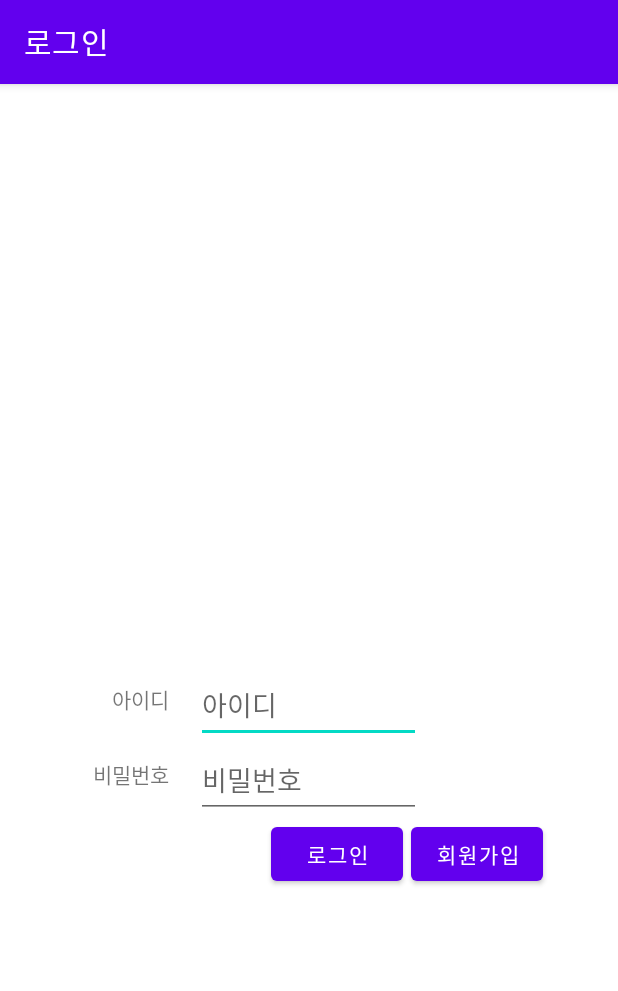
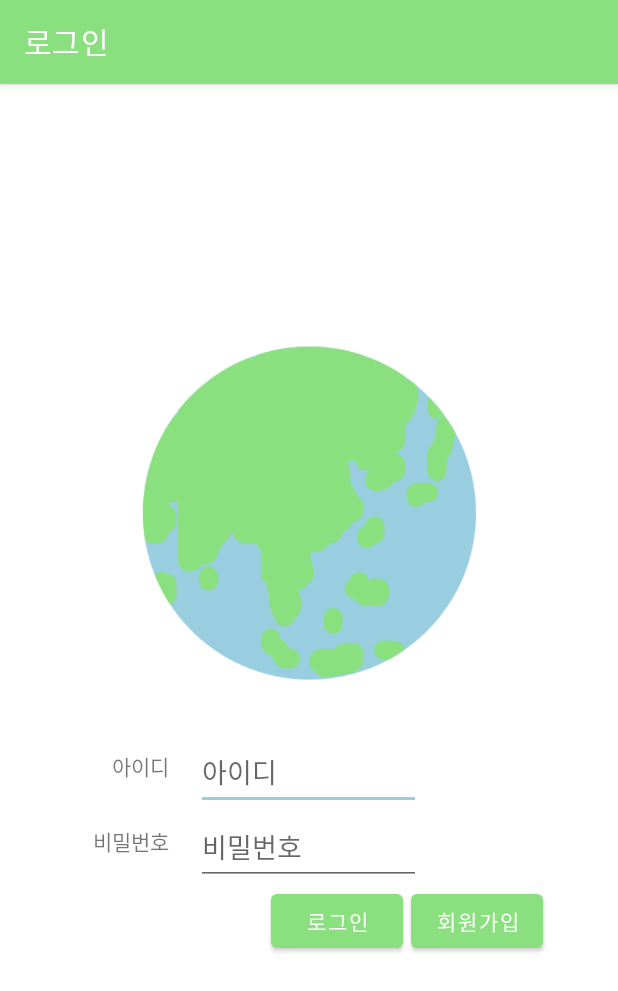
Before and after one commit to ParkJong-Hun/GoogleMap-Upload-Memory, an Android app: the screen it shows after launch (LoginActivity), after a tap on "로그인", on a phone screen of 412 x 824 dp. Shown: the top 991 px of the screen. Run offline under Robolectric (Android 15) with nearby library versions, the phone set to English and light mode, and no system bars.

Commit message:
2021/05/16 13:57

```diff
--- a/app/src/main/java/pjh/mjc/project_gimal_2017081066/LoginActivity.java
+++ b/app/src/main/java/pjh/mjc/project_gimal_2017081066/LoginActivity.java
@@ -2,9 +2,11 @@ package pjh.mjc.project_gimal_2017081066;
 
 import androidx.appcompat.app.AppCompatActivity;
 
+import android.content.Context;
 import android.content.Intent;
 import android.os.Bundle;
 import android.view.View;
+import android.view.inputmethod.InputMethodManager;
 import android.widget.Button;
 import android.widget.EditText;
 import android.widget.Toast;
@@ -34,7 +36,7 @@ public class LoginActivity extends AppCompatActivity {
                     Intent intent = new Intent(LoginActivity.this, MapActivity.class);
                     startActivity(intent);
                 } else {
-                    Toast.makeText(getApplicationContext(), "로그인 정보가 일치하지 않습니다." + id.getText().toString() + password.getText().toString(), Toast.LENGTH_SHORT).show();
+                    Toast.makeText(getApplicationContext(), "로그인 정보가 일치하지 않습니다.", Toast.LENGTH_SHORT).show();
                 }
             }
         });
@@ -58,7 +60,7 @@ public class LoginActivity extends AppCompatActivity {
             password.setText(pwOutput);
             Toast.makeText(getApplicationContext(), "회원가입이 성공적으로 완료되었습니다.", Toast.LENGTH_SHORT).show();
         } else if (resultCode == 0){
-            Toast.makeText(getApplicationContext(), "회원가입이 실패했습니다." + resultCode, Toast.LENGTH_SHORT).show();
+            Toast.makeText(getApplicationContext(), "회원가입이 실패했습니다.", Toast.LENGTH_SHORT).show();
         }
     }
 
--- a/app/src/main/java/pjh/mjc/project_gimal_2017081066/UserCreateActivity.java
+++ b/app/src/main/java/pjh/mjc/project_gimal_2017081066/UserCreateActivity.java
@@ -20,6 +20,7 @@ public class UserCreateActivity extends AppCompatActivity {
     EditText id, password;
     Button cancel, submit;
 
+
     @Override
     protected void onCreate(Bundle savedInstanceState) {
         super.onCreate(savedInstanceState);
@@ -31,9 +32,6 @@ public class UserCreateActivity extends AppCompatActivity {
 
         //아이디 입력창에 자동으로 포커스
         id.requestFocus();
-        //키보드 입력 자동 키기
-        InputMethodManager imm = (InputMethodManager) getSystemService(Context.INPUT_METHOD_SERVICE);
-        imm.toggleSoftInput(InputMethodManager.SHOW_FORCED, InputMethodManager.HIDE_IMPLICIT_ONLY);
 
         //취소
         cancel = (Button)findViewById(R.id.cancel_button);
@@ -54,7 +52,7 @@ public class UserCreateActivity extends AppCompatActivity {
                 String pwInput = password.getText().toString();
                 db = dbHelper.getWritableDatabase();
                 //조건에 맞지 않으면 회원가입 안되게 하기
-                if(!(idInput.equals("") || pwInput.equals("") || idInput.length() > 15 || pwInput.length() > 15)) {
+                if(!(idInput.equals("") || pwInput.equals(""))) {
                     db.execSQL("INSERT INTO user VALUES ('" + idInput + "', '" + pwInput + "');");
                     db.close();
 
@@ -63,6 +61,8 @@ public class UserCreateActivity extends AppCompatActivity {
                     submit_intent.putExtra("password", pwInput);
                     setResult(RESULT_OK, submit_intent);
                     finish();
+                } else if (idInput.length() > 15 || pwInput.length() > 15){
+                    Toast.makeText(getApplicationContext(), "15자 이내로 입력해주세요.", Toast.LENGTH_SHORT).show();
                 } else {
                     Toast.makeText(getApplicationContext(), "정보를 모두 입력해주세요.", Toast.LENGTH_SHORT).show();
                 }
--- a/app/src/main/res/layout/login.xml
+++ b/app/src/main/res/layout/login.xml
@@ -6,6 +6,20 @@
     android:layout_height="match_parent"
     tools:context=".LoginActivity">
 
+    <ImageView
+        android:id="@+id/imageView"
+        android:layout_width="300dp"
+
+        android:layout_height="300dp"
+
+        android:layout_marginStart="30dp"
+        android:layout_marginEnd="30dp"
+        android:layout_marginBottom="200dp"
+        android:src="@drawable/logo"
+        app:layout_constraintBottom_toBottomOf="parent"
+        app:layout_constraintEnd_toEndOf="parent"
+        app:layout_constraintStart_toStartOf="parent"
+        app:layout_constraintTop_toTopOf="parent" />
     <!--아이디-->
     <TextView
         android:id="@+id/id_tv"
@@ -40,19 +54,18 @@
         app:layout_constraintTop_toTopOf="@+id/pw"
         android:padding="10dp"
         />
+
     <EditText
         android:id="@+id/pw"
         android:layout_width="150dp"
         android:layout_height="50dp"
         android:layout_marginStart="172dp"
-        android:layout_marginTop="440dp"
+        android:layout_marginTop="50dp"
         android:layout_marginEnd="173dp"
-        android:layout_marginBottom="279dp"
         android:hint="비밀번호"
-        app:layout_constraintBottom_toBottomOf="parent"
         app:layout_constraintEnd_toEndOf="parent"
         app:layout_constraintStart_toStartOf="parent"
-        app:layout_constraintTop_toTopOf="parent" />
+        app:layout_constraintTop_toBottomOf="@+id/imageView" />
 
     <!--버튼-->
     <Button
--- a/app/src/main/res/values/colors.xml
+++ b/app/src/main/res/values/colors.xml
@@ -1,5 +1,6 @@
 <?xml version="1.0" encoding="utf-8"?>
 <resources>
+    <!--기본-->
     <color name="purple_200">#FFBB86FC</color>
     <color name="purple_500">#FF6200EE</color>
     <color name="purple_700">#FF3700B3</color>
@@ -7,4 +8,11 @@
     <color name="teal_700">#FF018786</color>
     <color name="black">#FF000000</color>
     <color name="white">#FFFFFFFF</color>
+
+    <!--앱 대표 색-->
+    <color name="earth_green">#8ae07e</color>
+    <color name="earth_blue">#98cedf</color>
+
+    <color name="earth_gray">#d0d0d0</color>
+    <color name="earth_green_dark">#327d52</color>
 </resources>
--- a/app/src/main/res/values/themes.xml
+++ b/app/src/main/res/values/themes.xml
@@ -2,13 +2,13 @@
     <!-- Base application theme. -->
     <style name="Theme.Project_GIMAL_2017081066" parent="Theme.MaterialComponents.DayNight.DarkActionBar">
         <!-- Primary brand color. -->
-        <item name="colorPrimary">@color/purple_500</item>
-        <item name="colorPrimaryVariant">@color/purple_700</item>
+        <item name="colorPrimary">@color/earth_green</item>
+        <item name="colorPrimaryVariant">@color/earth_green_dark</item>
         <item name="colorOnPrimary">@color/white</item>
         <!-- Secondary brand color. -->
-        <item name="colorSecondary">@color/teal_200</item>
-        <item name="colorSecondaryVariant">@color/teal_700</item>
-        <item name="colorOnSecondary">@color/black</item>
+        <item name="colorSecondary">@color/earth_blue</item>
+        <item name="colorSecondaryVariant">@color/earth_blue</item>
+        <item name="colorOnSecondary">@color/earth_gray</item>
         <!-- Status bar color. -->
         <item name="android:statusBarColor" tools:targetApi="l">?attr/colorPrimaryVariant</item>
         <!-- Customize your theme here. -->
```
Also changed, not shown: app/src/main/res/drawable/color.png (added), app/src/main/res/drawable/color2.png (added), app/src/main/res/drawable/logo.png (added).
